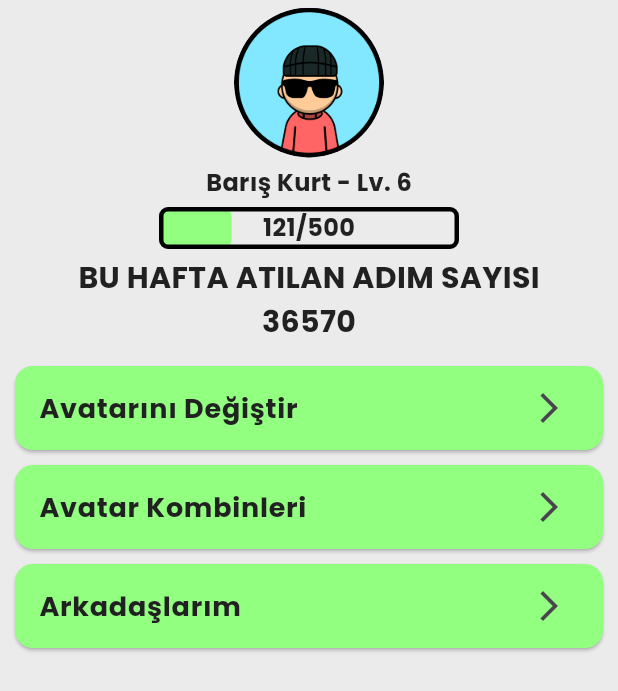
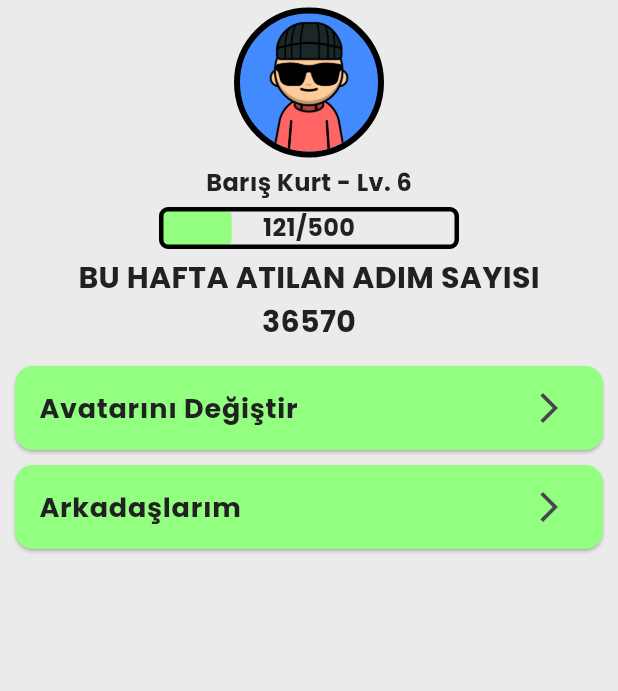
Before and after one commit to Fleqpe/Walkverse, a Flutter app: the ProfilePage screen opened directly, on a phone screen of 412 x 824 dp. Shown: the top 691 px of the screen. Run offline on Flutter 3.47's test engine with Material 3 defaults, Android fonts, the phone set to English and light mode, and no system bars; our stand-ins replace cloud_firestore, firebase_auth, firebase_core, pedometer, permission_handler, syncfusion_flutter_charts; missing offline and left inert: flutter_background_service; accounts and stored records are empty.

Commit message:
Avatar Loading and change avatar setup

```diff
--- a/lib/container.dart
+++ b/lib/container.dart
@@ -70,3 +70,58 @@ Future<void> navigateTo(
     );
   }
 }
+
+class AvatarItem {
+  final int headId;
+  final int hairId;
+  final int glassesId;
+  final int outfitId;
+
+  AvatarItem({
+    required this.headId,
+    required this.hairId,
+    required this.glassesId,
+    required this.outfitId,
+  });
+}
+
+class AvatarWidget extends StatelessWidget {
+  final AvatarItem avatarItem;
+  final double width;
+  final double height;
+
+  const AvatarWidget({
+    Key? key,
+    required this.avatarItem,
+    this.width = 150,
+    this.height = 150,
+  }) : super(key: key);
+
+  @override
+  Widget build(BuildContext context) {
+    return Container(
+      width: width,
+      height: height,
+      decoration: BoxDecoration(
+        shape: BoxShape.circle,
+        color: Colors.blueAccent,
+        border: Border.all(
+          color: Colors.black, // Outline rengi
+          width: 4.0, // Outline kalınlığı
+        ),
+      ),
+      child: ClipOval(
+        child: Stack(
+          alignment: Alignment.center,
+          children: [
+            Image.asset('Images/Characters/Outfit/${avatarItem.outfitId}.png'),
+            Image.asset('Images/Characters/Heads/${avatarItem.headId}.png'),
+            Image.asset('Images/Characters/Hairs/${avatarItem.hairId}.png'),
+            Image.asset(
+                'Images/Characters/Eyeglasses/${avatarItem.glassesId}.png'),
+          ],
+        ),
+      ),
+    );
+  }
+}
--- a/lib/profile.dart
+++ b/lib/profile.dart
@@ -4,9 +4,14 @@ import 'package:walkverse/renkler.dart';
 
 class ProfilePage extends StatelessWidget {
   const ProfilePage({super.key});
-
   @override
   Widget build(BuildContext context) {
+    final avatar = AvatarItem(
+      headId: 1,
+      hairId: 1,
+      glassesId: 1,
+      outfitId: 1,
+    );
     return Scaffold(
       backgroundColor: mainColor,
       body: Padding(
@@ -16,10 +21,10 @@ class ProfilePage extends StatelessWidget {
             Center(
               child: Column(
                 children: [
-                  const CircleAvatar(
-                    radius: 50, // Profil resmini biraz daha küçültüyoruz
-                    backgroundImage:
-                        AssetImage('Images/Character.png'), // Profil resminiz
+                  AvatarWidget(
+                    avatarItem: avatar,
+                    width: 100,
+                    height: 100,
                   ),
                   const SizedBox(height: 5), // Yüksekliği biraz azaltıyoruz
                   createText("Barış Kurt - Lv. 6", 16),
@@ -33,7 +38,6 @@ class ProfilePage extends StatelessWidget {
             ),
             const SizedBox(height: 10), // Araya boşluk ekliyoruz
             const ProfileOption(title: "Avatarını Değiştir"),
-            const ProfileOption(title: "Avatar Kombinleri"),
             const ProfileOption(title: "Arkadaşlarım"),
           ],
         ),
--- a/pubspec.yaml
+++ b/pubspec.yaml
@@ -81,6 +81,10 @@ flutter:
     - Images/Settings.png
     - Images/Steps.png
     - Images/Home.png
+    - Images/Characters/Heads/1.png
+    - Images/Characters/Outfit/1.png
+    - Images/Characters/Eyeglasses/1.png
+    - Images/Characters/Hairs/1.png
 
   # To add assets to your application, add an assets section, like this:
   # assets:
```
Also changed, not shown: lib/changeAvatarPage.dart (added, +42 -0 lines), lib/landing.dart (+13 -1 lines), Images/Characters/Eyeglasses/1.png (added), Images/Characters/Hairs/1.png (added), Images/Characters/Heads/1.png (added), Images/Characters/Outfit/1.png (added).
